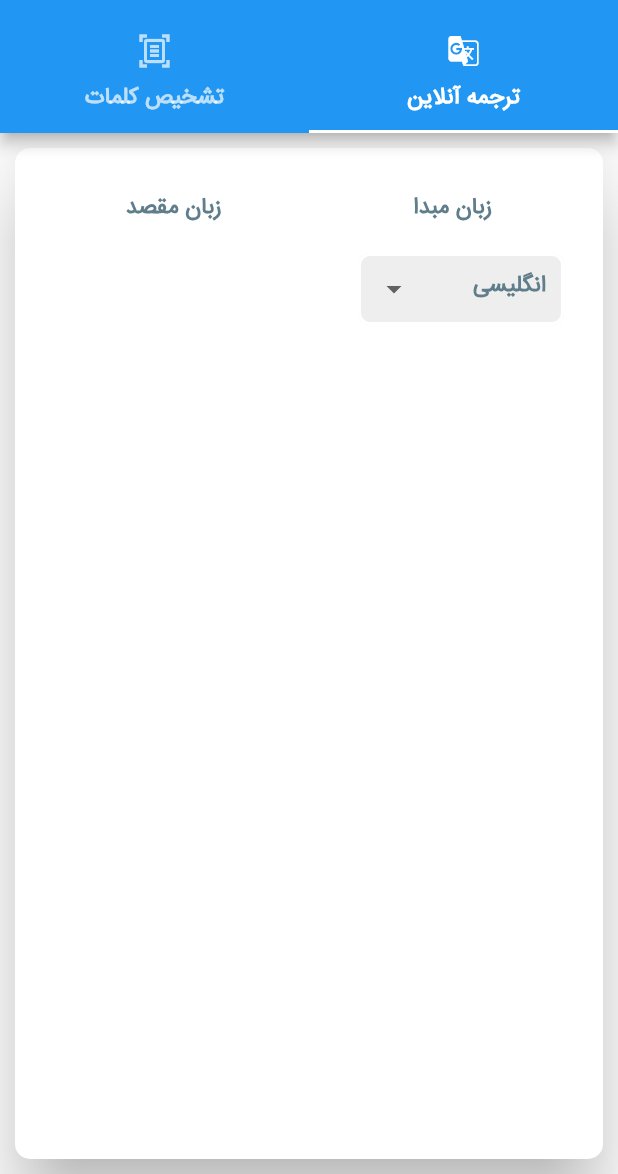
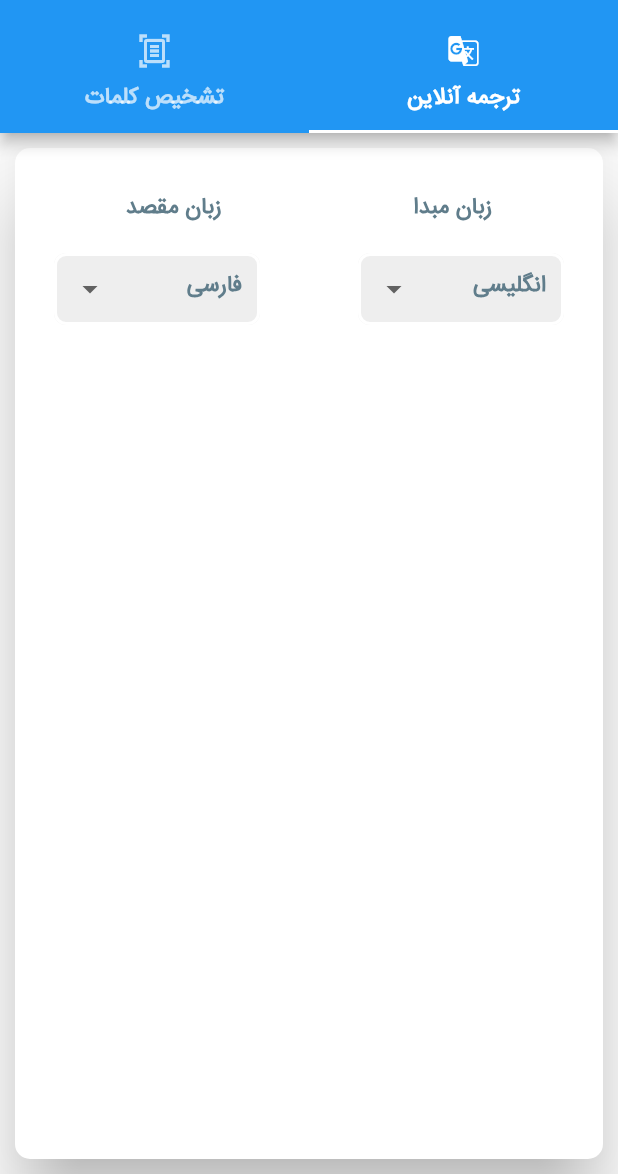
Before and after one commit to sajjadabbasi1383/Voice-Translation, a Flutter app: the MainScreen screen opened directly, on a phone screen of 412 x 824 dp, the part 62-1236 px from its top. Run offline on Flutter 3.47's test engine with Material 2 defaults, Android fonts, the phone set to English and light mode, and no system bars; our stand-ins replace flutter_spinkit.

```diff
--- a/lib/home_screen.dart
+++ b/lib/home_screen.dart
@@ -99,7 +99,46 @@ class _HomeScreenState extends State<HomeScreen> {
                       });
                     },
                   ),
-                )
+                ),
+                Container(
+                  width: MediaQuery.sizeOf(context).width / 3,
+                  height: 50,
+                  margin: const EdgeInsets.all(16),
+                  child: DropdownButtonFormField<String>(
+                    style: tabStyle,
+                    decoration: InputDecoration(
+                        filled: true,
+                        contentPadding: const EdgeInsets.symmetric(
+                            vertical: 12, horizontal: 12),
+                        enabledBorder: const OutlineInputBorder(
+                            borderRadius: BorderRadius.all(Radius.circular(8)),
+                            borderSide:
+                                BorderSide(width: 2, color: Colors.white)),
+                        focusedBorder: const OutlineInputBorder(
+                            borderRadius: BorderRadius.all(Radius.circular(8)),
+                            borderSide:
+                                BorderSide(width: 2, color: Colors.white)),
+                        fillColor: Colors.grey[200]),
+                    value: selectedItemDest,
+                    items: dest
+                        .map(
+                          (item) => DropdownMenuItem<String>(
+                            value: item,
+                            alignment: AlignmentDirectional.centerEnd,
+                            child: Text(
+                              item,
+                              style: tabStyle,
+                            ),
+                          ),
+                        )
+                        .toList(),
+                    onChanged: (value) {
+                      setState(() {
+                        selectedItemDest=value!;
+                      });
+                    },
+                  ),
+                ),
               ],
             ),
           ],
```
